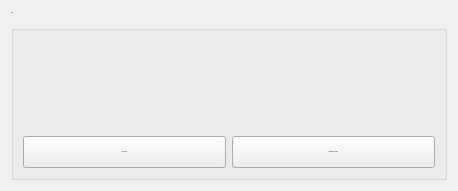
TrinhLab/CASPERapp, file NCBI_navigation_page.ui: the form before one commit.
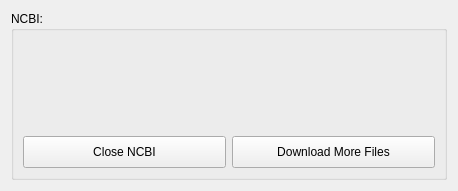
The form after the commit.

Patch:
```diff
--- a/NCBI_navigation_page.ui
+++ b/NCBI_navigation_page.ui
@@ -13,7 +13,6 @@
   <property name="font">
    <font>
     <family>Arial</family>
-    <pointsize>-1</pointsize>
     <weight>50</weight>
     <italic>false</italic>
     <bold>false</bold>
@@ -67,7 +66,6 @@
         <property name="font">
          <font>
           <family>Arial</family>
-          <pointsize>-1</pointsize>
           <weight>50</weight>
           <italic>false</italic>
           <bold>false</bold>
@@ -98,7 +96,6 @@
         <property name="font">
          <font>
           <family>Arial</family>
-          <pointsize>-1</pointsize>
           <weight>50</weight>
           <italic>false</italic>
           <bold>false</bold>
@@ -117,7 +114,6 @@
         <property name="font">
          <font>
           <family>Arial</family>
-          <pointsize>-1</pointsize>
           <weight>50</weight>
           <italic>false</italic>
           <bold>false</bold>
```
Left out of the diff: 2 changed lines with no effect on the pictures.
